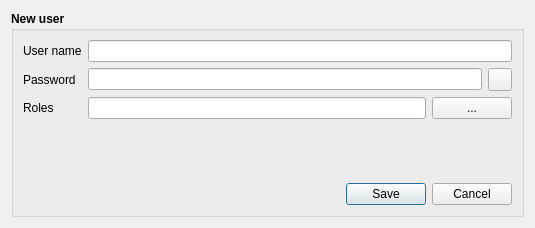
Old version of the form src/dlgaddedituser.ui in the repository syyyr/shvspy.
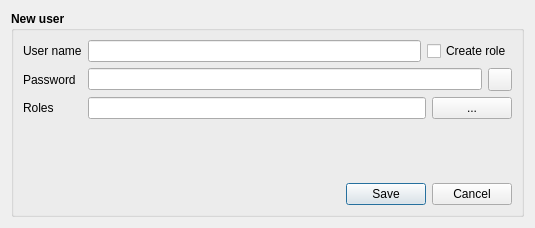
New version of the form. Icons and pictures are not drawn.

The edit to the form file:
```diff
--- a/src/dlgaddedituser.ui
+++ b/src/dlgaddedituser.ui
@@ -27,7 +27,7 @@
      </property>
      <layout class="QVBoxLayout" name="verticalLayout_4">
       <item>
-       <layout class="QHBoxLayout" name="horizontalLayout_3">
+       <layout class="QHBoxLayout" name="horizontalLayout_4">
         <item>
          <layout class="QVBoxLayout" name="verticalLayout_3">
           <item>
@@ -74,6 +74,8 @@
         <item>
          <layout class="QVBoxLayout" name="verticalLayout">
           <item>
+           <layout class="QHBoxLayout" name="horizontalLayout_3">
+            <item>
            <widget class="QLineEdit" name="leUserName">
             <property name="font">
              <font>
@@ -82,6 +84,21 @@
              </font>
             </property>
            </widget>
+            </item>
+            <item>
+             <widget class="QCheckBox" name="chbCreateRole">
+              <property name="font">
+               <font>
+                <weight>50</weight>
+                <bold>false</bold>
+               </font>
+              </property>
+              <property name="text">
+               <string>Create role</string>
+              </property>
+             </widget>
+            </item>
+           </layout>
           </item>
           <item>
            <layout class="QHBoxLayout" name="horizontalLayout">
```
Lines whose indentation alone changed are shown as unchanged.
